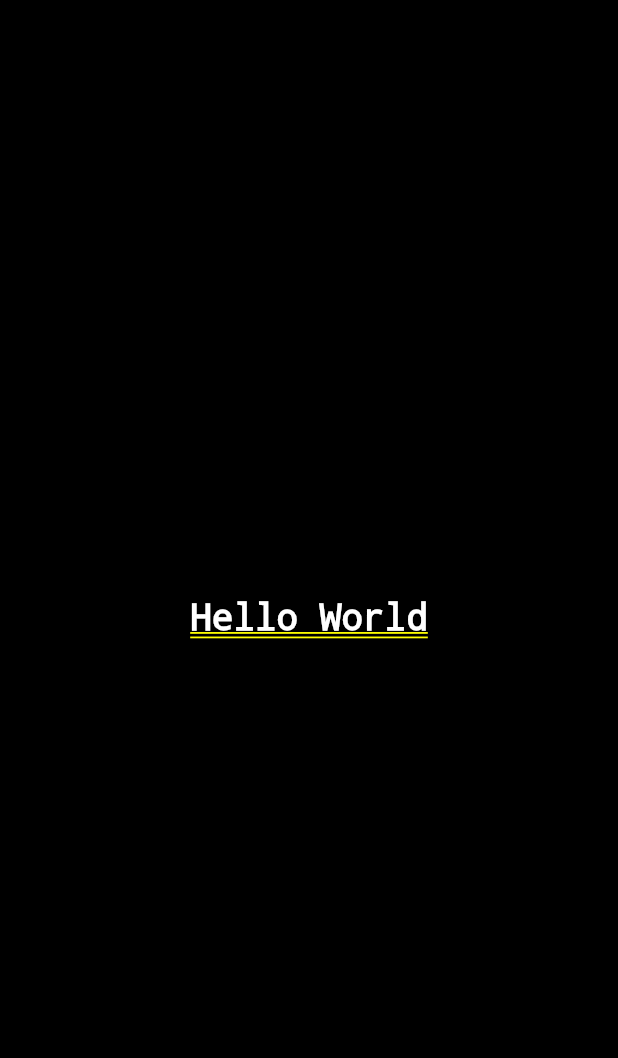
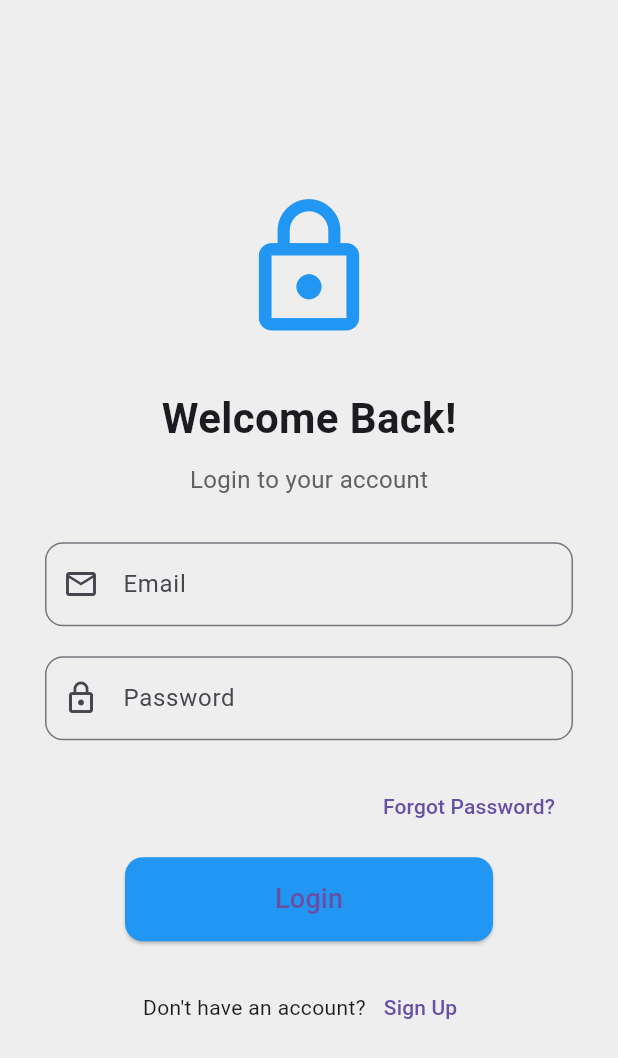
Before and after one commit to leelakuamr/dart, a Flutter app: the screen it shows after launch, on a phone screen of 412 x 824 dp. Shown: the top 1058 px of the screen. Run offline on Flutter 3.47's test engine with Material 3 defaults, Android fonts, the phone set to English and light mode, and no system bars.

Commit message:
First commit - Flutter login app

```diff
--- a/lib/main.dart
+++ b/lib/main.dart
@@ -1,6 +1,7 @@
 import 'package:flutter/material.dart';
+
 void main() {
-    runApp(const MyApp());
+  runApp(const MyApp());
 }
 
 class MyApp extends StatelessWidget {
@@ -8,21 +9,125 @@ class MyApp extends StatelessWidget {
 
   @override
   Widget build(BuildContext context) {
-    return  MaterialApp(
-    debugShowCheckedModeBanner: false,
-       home: Container(
-      color: const Color.fromARGB(255, 0, 0, 0),
-      child: const Center(
-        child: Text(
-          'Hello World',
-          style: TextStyle(
-            color: Color.fromARGB(255, 255, 255, 255),
-            fontSize: 24,
-          ),
-        ),
-
-      )
-    )
+    return MaterialApp(
+      debugShowCheckedModeBanner: false,
+      title: 'Login Page',
+      theme: ThemeData(
+        primarySwatch: Colors.blue,
+      ),
+      home: LoginPage(),
     );
   }
 }
+
+class LoginPage extends StatelessWidget {
+  final TextEditingController emailController = TextEditingController();
+  final TextEditingController passwordController = TextEditingController();
+  singup(){
+
+  }
+
+  @override
+  Widget build(BuildContext context) {
+    return Scaffold(
+      backgroundColor: Colors.grey[200],
+      body: Center(
+        child: SingleChildScrollView(
+          child: Padding(
+            padding: const EdgeInsets.symmetric(horizontal: 30.0),
+            child: Column(
+              mainAxisAlignment: MainAxisAlignment.center,
+              children: [
+                Icon(
+                  Icons.lock_outline,
+                  size: 100,
+                  color: Colors.blue,
+                ),
+                SizedBox(height: 30),
+                Text(
+                  "Welcome Back!",
+                  style: TextStyle(
+                    fontSize: 28,
+                    fontWeight: FontWeight.bold,
+                  ),
+                ),
+                SizedBox(height: 10),
+                Text(
+                  "Login to your account",
+                  style: TextStyle(
+                    fontSize: 16,
+                    color: Colors.grey[700],
+                  ),
+                ),
+                SizedBox(height: 30),
+                TextField(
+                  controller: emailController,
+                  decoration: InputDecoration(
+                    labelText: 'Email',
+                    border: OutlineInputBorder(
+                      borderRadius: BorderRadius.circular(12),
+                    ),
+                    prefixIcon: Icon(Icons.email_outlined),
+                  ),
+                ),
+                SizedBox(height: 20),
+                TextField(
+                  controller: passwordController,
+                  obscureText: true,
+                  decoration: InputDecoration(
+                    labelText: 'Password',
+                    border: OutlineInputBorder(
+                      borderRadius: BorderRadius.circular(12),
+                    ),
+                    prefixIcon: Icon(Icons.lock_outline),
+                  ),
+                ),
+                SizedBox(height: 20),
+                Align(
+                  alignment: Alignment.centerRight,
+                  child: TextButton(
+                    onPressed: () {},
+                    child: Text("Forgot Password?"),
+                  ),
+                ),
+                SizedBox(height: 10),
+                ElevatedButton(
+                  onPressed: () {
+                    // Add your login logic here
+                    String email = emailController.text;
+                    String password = passwordController.text;
+                    print('Email: $email, Password: $password');
+                  },
+                  style: ElevatedButton.styleFrom(
+                    backgroundColor: Colors.blue,
+                    padding: EdgeInsets.symmetric(horizontal: 100, vertical: 15),
+                    shape: RoundedRectangleBorder(
+                      borderRadius: BorderRadius.circular(12),
+                    ),
+                  ),
+                  child: Text(
+                    'Login',
+                    style: TextStyle(fontSize: 18),
+                  ),
+                ),
+                SizedBox(height: 20),
+                Row(
+                  mainAxisAlignment: MainAxisAlignment.center,
+                  children: [
+                    Text("Don't have an account?"),
+                    TextButton(
+                      onPressed: () {
+                        // Navigate to Register Page
+                      },
+                      child: Text("Sign Up"),
+                    ),
+                  ],
+                )
+              ],
+            ),
+          ),
+        ),
+      ),
+    );
+  }
+}
```
